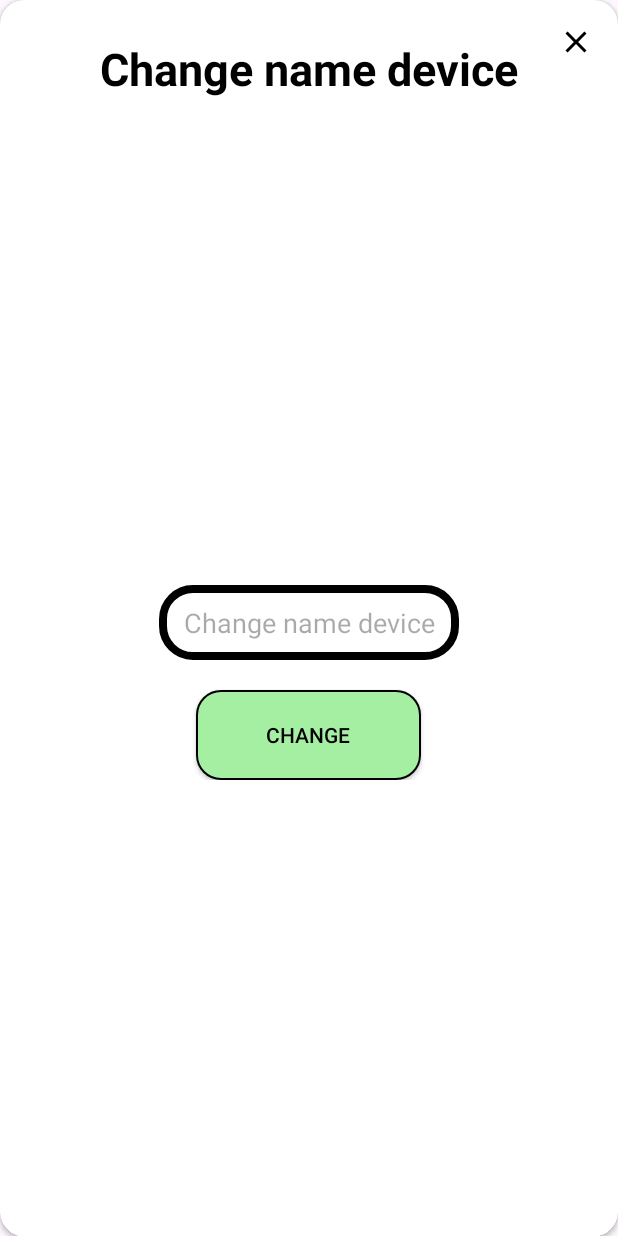
After one commit to tuannguyen2208nat/Intern_2024, an Android app: the layout custom_dialog_box_change_name_relay.xml on its own in the app's theme, with its tools: preview values and no code run, on a phone screen of 412 x 824 dp. The commit adds this screen. Run offline under Robolectric (Android 15) with nearby library versions, the phone set to English and light mode, and no system bars.

Commit message:
update code

```diff
--- /dev/null
+++ b/Front_end/app/src/main/res/layout/custom_dialog_box_change_name_relay.xml
@@ -0,0 +1,74 @@
+<?xml version="1.0" encoding="utf-8"?>
+<androidx.cardview.widget.CardView xmlns:android="http://schemas.android.com/apk/res/android"
+    android:layout_width="match_parent"
+    android:layout_height="match_parent"
+    xmlns:app="http://schemas.android.com/apk/res-auto"
+    app:cardCornerRadius="16dp">
+
+    <androidx.constraintlayout.widget.ConstraintLayout
+        android:layout_width="match_parent"
+        android:layout_height="match_parent">
+        <ImageView
+            android:id="@+id/close_button"
+            android:layout_width="wrap_content"
+            android:layout_height="wrap_content"
+            android:src="@drawable/ic_close"
+            app:layout_constraintEnd_toEndOf="parent"
+            app:layout_constraintTop_toTopOf="parent"
+            android:layout_margin="16dp" />
+
+        <TextView
+            android:id="@+id/textview_1"
+            android:layout_width="wrap_content"
+            android:layout_height="wrap_content"
+            android:layout_marginTop="25dp"
+            android:text="Change name device"
+            android:textColor="@color/black"
+            android:textSize="30sp"
+            android:textStyle="bold"
+            app:layout_constraintEnd_toEndOf="parent"
+            app:layout_constraintStart_toStartOf="parent"
+            app:layout_constraintTop_toTopOf="parent" />
+
+        <LinearLayout
+            android:id="@+id/linearlayout_1"
+            android:layout_width="wrap_content"
+            android:layout_height="wrap_content"
+            android:layout_marginVertical="30dp"
+            android:orientation="vertical"
+            app:layout_constraintBottom_toBottomOf="parent"
+            app:layout_constraintEnd_toEndOf="parent"
+            app:layout_constraintStart_toStartOf="parent"
+            app:layout_constraintTop_toBottomOf="@+id/textview_1">
+
+
+            <EditText
+                android:id="@+id/change_name_device"
+                android:layout_width="200dp"
+                android:layout_height="50dp"
+                android:layout_marginTop="20dp"
+                android:background="@drawable/box_form_login"
+                android:drawablePadding="8dp"
+                android:hint="Change name device"
+                android:inputType="text"
+                android:maxLength="100"
+                android:padding="8dp"
+                android:gravity="center"
+                android:textColor="@color/black"
+                android:textColorHighlight="@color/cardview_dark_background" />
+
+            <androidx.appcompat.widget.AppCompatButton
+                android:id="@+id/button_name_device"
+                android:layout_width="150dp"
+                android:layout_height="60dp"
+                android:layout_gravity="center"
+                android:layout_marginTop="20dp"
+                android:background="@drawable/button_form_login"
+                android:text="Change"
+                android:textColor="@color/black" />
+
+        </LinearLayout>
+
+    </androidx.constraintlayout.widget.ConstraintLayout>
+
+</androidx.cardview.widget.CardView>
```
Also changed, not shown: Front_end/app/src/main/java/com/example/intern_2024/MainActivity.java (+13 -0 lines), Front_end/app/src/main/java/com/example/intern_2024/adapter/RelayAdapter.java (+33 -1 lines), Front_end/app/src/main/java/com/example/intern_2024/fragment/Accessories.java (+47 -1 lines), Front_end/app/src/main/java/com/example/intern_2024/fragment/Profile.java (+18 -0 lines), Front_end/app/src/main/res/layout/custom_dialog_form_edit_password.xml (+4 -4 lines), Front_end/app/src/main/res/layout/custom_dialog_form_register.xml (+7 -7 lines).
